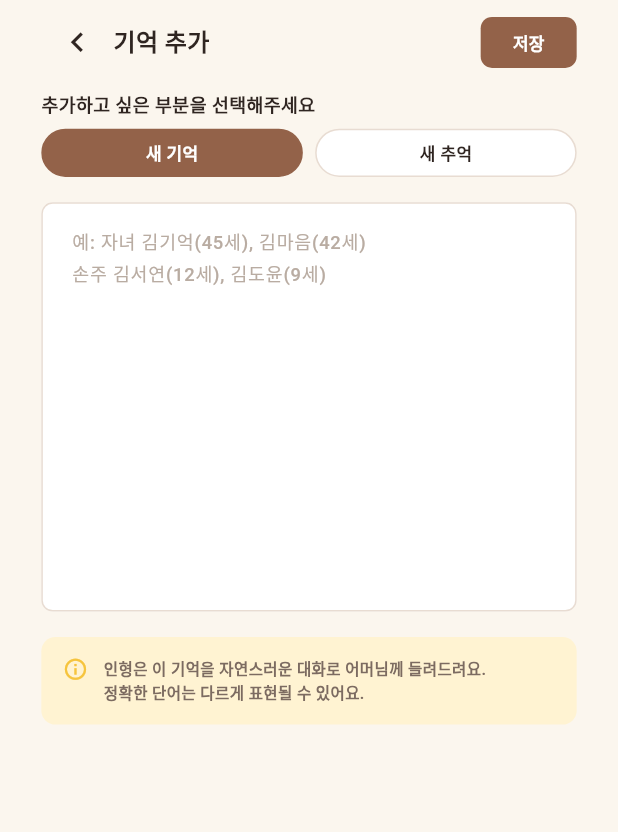
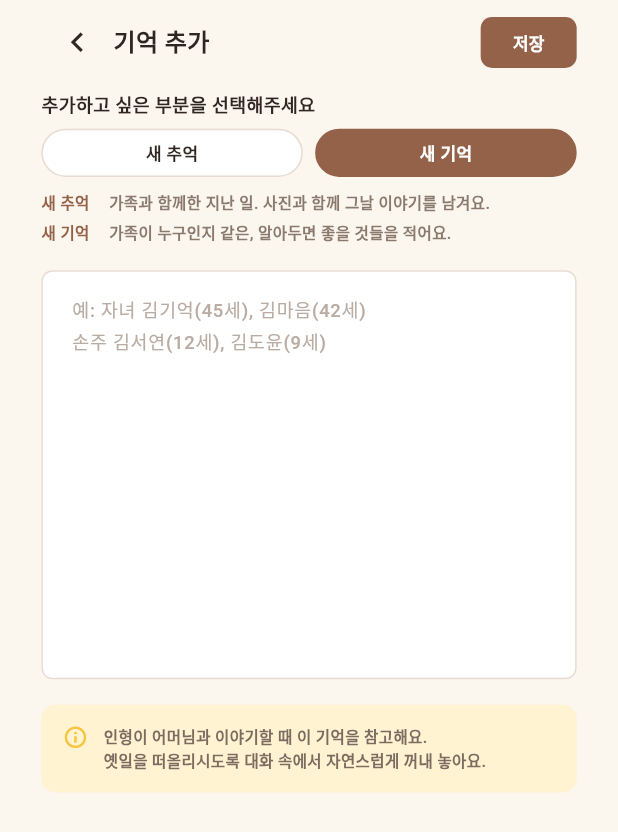
Before and after one commit to Hanium-Remory/Hanium-Remory-FE, a Flutter app: the MemoryTypeScreen screen opened directly with empty values, on a phone screen of 412 x 824 dp. Shown: the top 832 px of the screen. Run offline on Flutter 3.47's test engine with Material 3 defaults, Android fonts, the phone set to English and light mode, and no system bars; our stand-ins replace audioplayers, firebase_auth, firebase_core, firebase_messaging, flutter_screenutil, image_picker and 2 more; missing offline and left inert: passkeys, record; accounts and stored records are empty; Roboto replaces fonts that are missing (Pretendard).

Commit message:
feat: 기억 종류를 설명하고, 설정에 로그아웃을 넣는다
- 칩 순서를 새 추억 → 새 기억으로 바꿨다. 기본으로 열리는 쪽이 앞에 오는 게
  맞다.

- 두 낱말이 무엇이 다른지 칩 아래에 적었다. 새 추억은 가족과 함께한 지난 일,
  새 기억은 알아두면 좋을 것들이다. 이름만 봐서는 무엇을 적는 자리인지
  가늠하기 어려웠다. 두 화면이 같은 위젯을 쓰므로 칩으로 오갈 때 아래
  내용이 밀리지 않는다.

- 안내 문구를 고쳤다. '인형이 이 기억을 대화로 들려드려요' 는 인형이 기억을
  읽어 주는 것처럼 읽힌다. 실제로는 대화할 때 참고해 옛일을 떠올리시도록
  돕는 재료다. 호칭은 어르신 성별을 따른다(어머님·아버님).

- 설정 맨 아래에 로그아웃을 넣었다. 지금까지 나갈 방법이 회원 탈퇴뿐이라,
  잠깐 계정을 바꾸려면 계정과 돌봄 기록을 지우는 수밖에 없었다. 서버에서
  리프레시 토큰을 회수하고 푸시 토큰도 함께 끊는다 — 폰을 넘겨받은 사람에게
  남의 알림이 가면 안 된다.

칩 줄에 표식(Key)을 뒀다. 아래 설명이 같은 낱말을 쓰기 때문에, 칩만 짚어야
할 때 가려낼 수단이 필요하다.

```diff
--- a/lib/5. memory/memory_add_flow.dart
+++ b/lib/5. memory/memory_add_flow.dart
@@ -145,6 +145,10 @@ class _MemoryAddFlowState extends State<MemoryAddFlow> {
 /// 다르면 '추가하고 싶은 부분을 선택해주세요' 가 전환할 때마다 위아래로 흔들린다.
 final double _headerGap = 14.h;
 
+/// 종류를 고르는 칩 줄. 아래 설명이 같은 낱말('새 추억'·'새 기억')을 쓰므로,
+/// 칩만 짚어야 할 때 이 표식으로 가려낸다.
+const Key memoryTypeChipsKey = Key('memoryTypeChips');
+
 class MemoryTypeScreen extends StatelessWidget {
   const MemoryTypeScreen({
     super.key,
@@ -175,7 +179,16 @@ class MemoryTypeScreen extends StatelessWidget {
                     children: [
                       const _Label('추가하고 싶은 부분을 선택해주세요'),
                       Row(
+                        key: memoryTypeChipsKey,
                         children: [
+                          Expanded(
+                            child: _ChipButton(
+                              text: '새 추억',
+                              selected: false,
+                              onTap: onOpenMemoryForm,
+                            ),
+                          ),
+                          SizedBox(width: 8.w),
                           Expanded(
                             child: _ChipButton(
                               text: '새 기억',
@@ -183,16 +196,10 @@ class MemoryTypeScreen extends StatelessWidget {
                               onTap: () {},
                             ),
                           ),
-                          SizedBox(width: 8.w),
-                          Expanded(
-                            child: _ChipButton(
-                              text: '새 추억',
-                              selected: false,
-                              onTap: onOpenMemoryForm,
-                            ),
-                          ),
                         ],
                       ),
+                      SizedBox(height: 10.h),
+                      const _TypeGuide(),
                       SizedBox(height: 18.h),
                       TextField(
                         minLines: 12,
@@ -349,7 +356,16 @@ class _MemoryAddScreenState extends State<MemoryAddScreen> {
                     children: [
                       const _Label('추가하고 싶은 부분을 선택해주세요'),
                       Row(
+                        key: memoryTypeChipsKey,
                         children: [
+                          Expanded(
+                            child: _ChipButton(
+                              text: '새 추억',
+                              selected: true,
+                              onTap: () {},
+                            ),
+                          ),
+                          SizedBox(width: 8.w),
                           Expanded(
                             child: _ChipButton(
                               text: '새 기억',
@@ -357,16 +373,10 @@ class _MemoryAddScreenState extends State<MemoryAddScreen> {
                               onTap: widget.onSelectNewMemory,
                             ),
                           ),
-                          SizedBox(width: 8.w),
-                          Expanded(
-                            child: _ChipButton(
-                              text: '새 추억',
-                              selected: true,
-                              onTap: () {},
-                            ),
-                          ),
                         ],
                       ),
+                      SizedBox(height: 10.h),
+                      const _TypeGuide(),
                       SizedBox(height: 18.h),
                       _PhotoUploadBox(
                         imageBytes: _selectedPhoto,
@@ -726,6 +736,69 @@ class _TextFieldBox extends StatelessWidget {
   }
 }
 
+/// 새 추억과 새 기억이 무엇이 다른지. 두 화면이 같은 위젯을 써야
+/// 칩으로 오갈 때 아래 내용이 밀리지 않는다.
+class _TypeGuide extends StatelessWidget {
+  const _TypeGuide();
+
+  @override
+  Widget build(BuildContext context) {
+    return Column(
+      crossAxisAlignment: CrossAxisAlignment.start,
+      children: [
+        _TypeGuideLine(
+          term: '새 추억',
+          body: '가족과 함께한 지난 일. 사진과 함께 그날 이야기를 남겨요.',
+        ),
+        SizedBox(height: 4.h),
+        _TypeGuideLine(
+          term: '새 기억',
+          body: '가족이 누구인지 같은, 알아두면 좋을 것들을 적어요.',
+        ),
+      ],
+    );
+  }
+}
+
+class _TypeGuideLine extends StatelessWidget {
+  const _TypeGuideLine({required this.term, required this.body});
+
+  final String term;
+  final String body;
+
+  @override
+  Widget build(BuildContext context) {
+    return Row(
+      crossAxisAlignment: CrossAxisAlignment.start,
+      children: [
+        SizedBox(
+          width: 44.w,
+          child: Text(
+            term,
+            style: TextStyle(
+              fontSize: 11.sp,
+              height: 1.5,
+              color: _brown,
+              fontWeight: FontWeight.w900,
+            ),
+          ),
+        ),
+        Expanded(
+          child: Text(
+            body,
+            style: TextStyle(
+              fontSize: 11.sp,
+              height: 1.5,
+              color: const Color(0xFF8A7A6D),
+              fontWeight: FontWeight.w600,
+            ),
+          ),
+        ),
+      ],
+    );
+  }
+}
+
 class _ChipButton extends StatelessWidget {
   const _ChipButton({
     required this.text,
@@ -791,7 +864,10 @@ class _GuideBox extends StatelessWidget {
           SizedBox(width: 10.w),
           Expanded(
             child: Text(
-              '인형은 이 기억을 자연스러운 대화로 ${SessionStore.elderHonorific}께 들려드려요.\n정확한 단어는 다르게 표현될 수 있어요.',
+              // 인형이 기억을 '읽어 주는' 게 아니다. 대화할 때 참고해서
+              // 옛일을 떠올리시도록 돕는 재료다.
+              '인형이 ${SessionStore.elderHonorific}과 이야기할 때 이 기억을 참고해요.\n'
+              '옛일을 떠올리시도록 대화 속에서 자연스럽게 꺼내 놓아요.',
               style: TextStyle(
                 fontSize: 11.sp,
                 color: _muted,
```
Also changed, not shown: lib/9. set/settings_flow.dart (+75 -1 lines), lib/services/settings_api.dart (+8 -0 lines), 1 other file.
